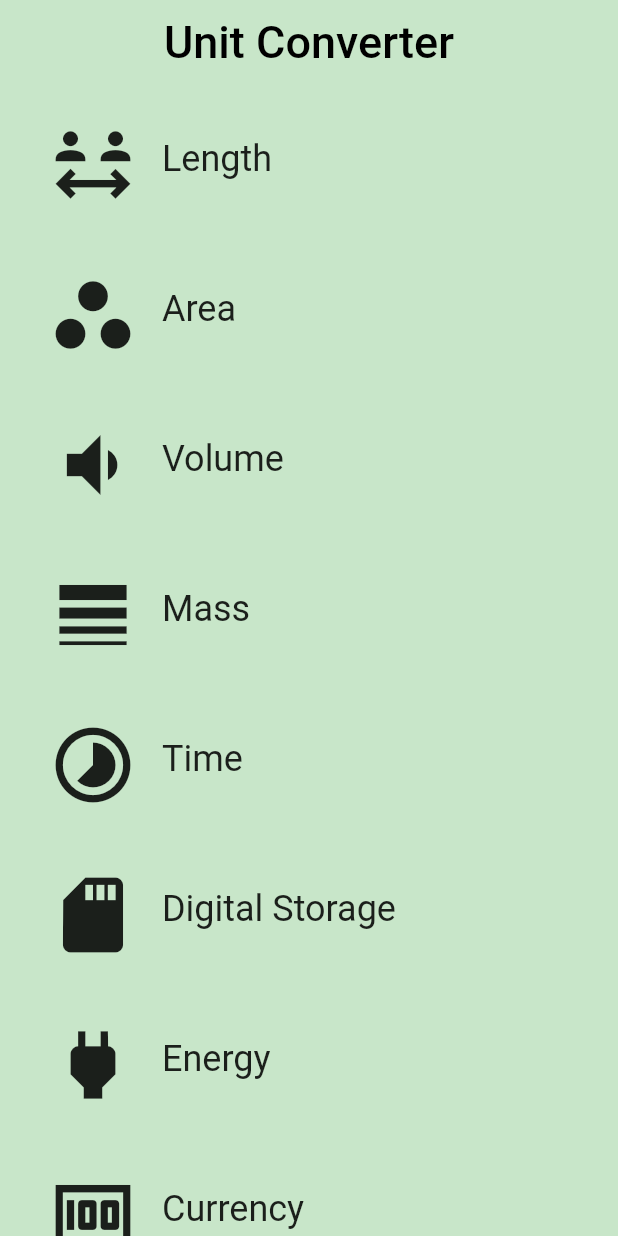
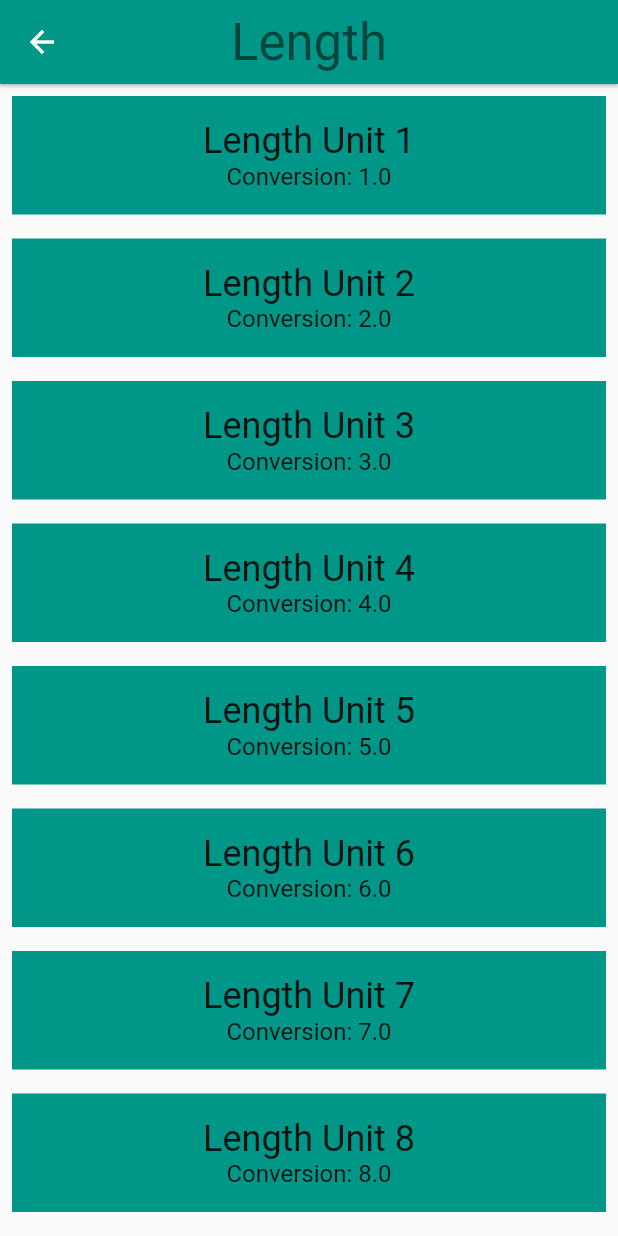
Before and after one commit to boudourm/unit-converter, a Flutter app: the screen it shows after launch, after a tap on "Length", on a phone screen of 412 x 824 dp. Run offline on Flutter 3.47's test engine with Material 2 defaults, Android fonts, the phone set to English and light mode, and no system bars.

Commit message:
15. Code the Unit Converter AppBar and Category Route

```diff
--- a/lib/category.dart
+++ b/lib/category.dart
@@ -6,6 +6,8 @@
 // https://www.dartlang.org/guides/language/effective-dart/style#ordering
 // Source : https://github.com/flutter/udacity-course/blob/master/course/02_category_widget
 import 'package:flutter/material.dart';
+import 'package:unit_converter/unit.dart';
+import 'package:unit_converter/converter_route.dart';
 
 const _rowHeight = 100.0;
 final _borderRadius = BorderRadius.circular(_rowHeight / 2);
@@ -14,17 +16,39 @@ class Category extends StatelessWidget {
   final String name;
   final ColorSwatch color;
   final IconData iconLocation;
+  final List<Unit> units;
 
   const Category({
     Key? key,
     required this.name,
     required this.color,
     required this.iconLocation,
+    required this.units,
   }) : super(key: key);
 
+  /// Navigates to the [ConverterRoute].
+  void _navigateToConverter(BuildContext context) {
+    Navigator.of(context).push(MaterialPageRoute<void>(
+        builder: (BuildContext context){
+          return Scaffold(
+            appBar: AppBar(
+              elevation: 1.0,
+              title: Text(
+                name,
+                style: Theme.of(context).textTheme.headline4
+              ),
+              centerTitle: true,
+              backgroundColor: color,
+            ),
+            body: ConverterRoute(
+              color: color,
+              units: units
+            ),
+          );
+        }));
+  }
   @override
   Widget build(BuildContext context) {
-    // TODO: Build the custom widget here, referring to the Specs.
     return
       Material(
         color: Colors.transparent,
@@ -34,9 +58,7 @@ class Category extends StatelessWidget {
             borderRadius: _borderRadius,
             highlightColor: color,
             splashColor: color,
-            onTap: () {
-              print("I was tapped");
-            },
+            onTap: () => _navigateToConverter(context),
             child: Padding(
               padding: const EdgeInsets.all(8.0),
               child: Row(
--- a/lib/category_route.dart
+++ b/lib/category_route.dart
@@ -7,6 +7,7 @@
 import 'package:flutter/material.dart';
 
 import 'package:unit_converter/category.dart';
+import 'package:unit_converter/unit.dart';
 
 // TODO: Check if we need to import anything
 
@@ -81,6 +82,17 @@ class CategoryRoute extends StatelessWidget {
     }
   }
 
+  /// Returns a list of mock [Unit]s.
+  List<Unit> _retrieveUnitList(String categoryName) {
+    return List.generate(10, (int i) {
+      i += 1;
+      return Unit(
+        name: '$categoryName Unit $i',
+        conversion: i.toDouble(),
+      );
+    });
+  }
+
 
   @override
   Widget build(BuildContext context) {
@@ -93,6 +105,7 @@ class CategoryRoute extends StatelessWidget {
         name: _categoryNames[i],
         color: _baseColors[i] as ColorSwatch<dynamic>,
         iconLocation: _categoryIcons[i],
+        units: _retrieveUnitList(_categoryNames[i]),
       ));
     }
 
--- /dev/null
+++ b/lib/converter_route.dart
@@ -0,0 +1,54 @@
+// Copyright 2018 The Chromium Authors. All rights reserved.
+// Use of this source code is governed by a BSD-style license that can be
+// found in the LICENSE file.
+
+import 'package:flutter/material.dart';
+
+import 'package:unit_converter/unit.dart';
+
+/// Converter screen where users can input amounts to convert.
+///
+/// Currently, it just displays a list of mock units.
+///
+/// While it is named ConverterRoute, a more apt name would be ConverterScreen,
+/// because it is responsible for the UI at the route's destination.
+class ConverterRoute extends StatelessWidget {
+  /// Units for this [Category].
+  final List<Unit> units;
+
+  /// This [ConverterRoute] requires the color and units to not be null.
+  final Color color;
+  const ConverterRoute({
+    required this.units,
+    required this.color,
+    Key? key,
+  }) : super(key: key);
+
+  @override
+  Widget build(BuildContext context) {
+    // Here is just a placeholder for a list of mock units
+    final unitWidgets = units.map((Unit unit) {
+      return Container(
+        color: color,
+        margin: const EdgeInsets.all(8.0),
+        padding: const EdgeInsets.all(16.0),
+        child: Column(
+          children: <Widget>[
+            Text(
+              unit.name!,
+              style: Theme.of(context).textTheme.headline5,
+            ),
+            Text(
+              'Conversion: ${unit.conversion}',
+              style: Theme.of(context).textTheme.subtitle1,
+            ),
+          ],
+        ),
+      );
+    }).toList();
+
+    return ListView(
+      children: unitWidgets,
+    );
+  }
+}
--- /dev/null
+++ b/lib/unit.dart
@@ -0,0 +1,24 @@
+// Copyright 2018 The Chromium Authors. All rights reserved.
+// Use of this source code is governed by a BSD-style license that can be
+// found in the LICENSE file.
+
+/// Information about a [Unit].
+class Unit {
+  final String? name;
+  final double? conversion;
+
+  /// A [Unit] stores its name and conversion factor.
+  ///
+  /// An example would be 'Meter' and '1.0'.
+  const Unit({
+    required String this.name,
+    required double this.conversion,
+  });
+
+  /// Creates a [Unit] from a JSON object.
+  Unit.fromJson(Map jsonMap)
+      : assert(jsonMap['name'] != null),
+        assert(jsonMap['conversion'] != null),
+        name = jsonMap['name'],
+        conversion = jsonMap['conversion'].toDouble();
+}
```
